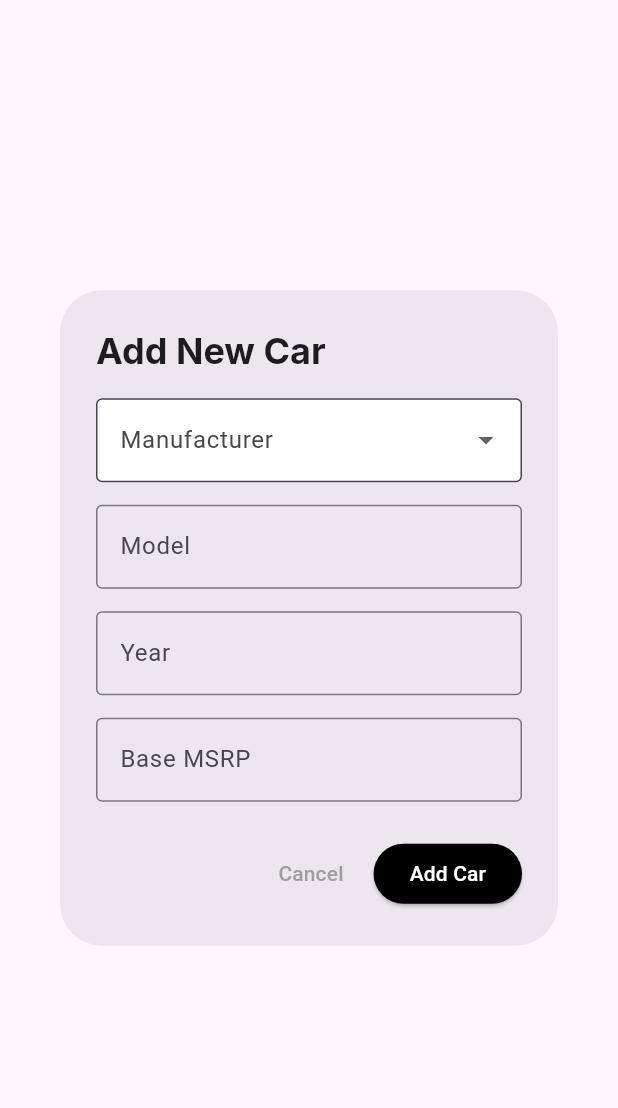
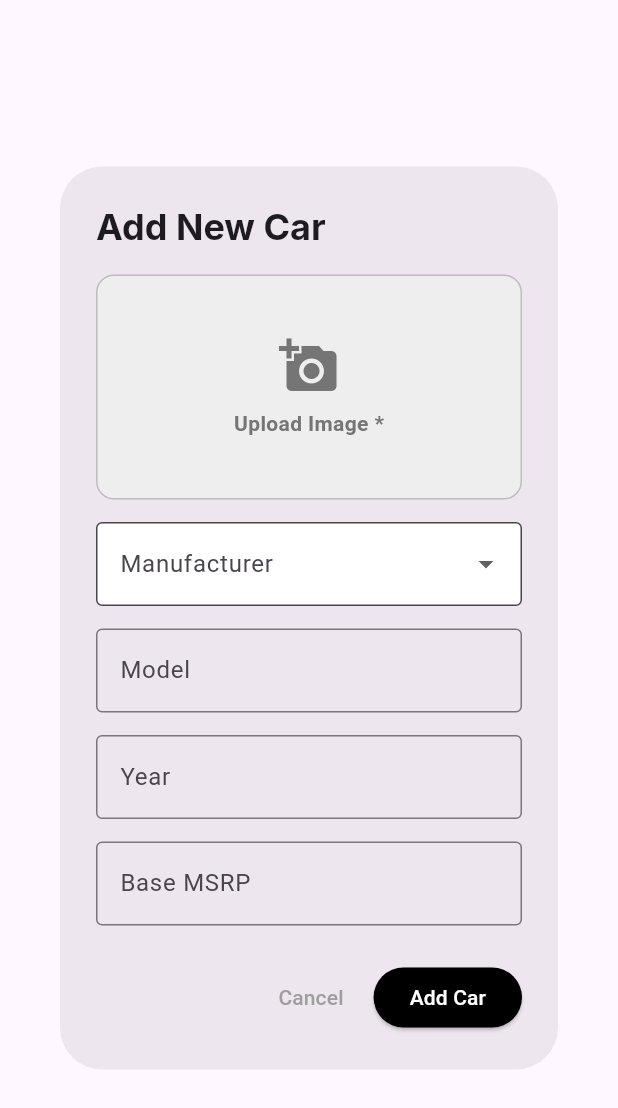
Before and after one commit to dmeyer4569/csi3450-Course-Project, a Flutter app: the AddCarDialog widget shown alone on an empty page, opened directly, on a phone screen of 412 x 824 dp. Shown: the top 1108 px of the screen. Run offline on Flutter 3.47's test engine with Material 3 defaults, Android fonts, the phone set to English and light mode, and no system bars; our stand-ins replace bloc, equatable, flutter_bloc, google_fonts, image_picker, smooth_page_indicator; network calls fail.

Commit message:
did a lot of shizer and completed it

```diff
--- a/csi3450/lib/HomePage/Components/AddCarCardModel.dart
+++ b/csi3450/lib/HomePage/Components/AddCarCardModel.dart
@@ -1,3 +1,4 @@
+import 'package:csi3450/HomePage/Components/AddCarDialogModel.dart';
 import 'package:flutter/material.dart';
 import 'dart:ui';
 import 'package:google_fonts/google_fonts.dart';
@@ -11,7 +12,7 @@ class AddCarCardWidget extends StatelessWidget {
       padding: const EdgeInsets.all(10.0),
       child: GestureDetector(
         onTap: () => {
-          print("Hello")
+          AddCarDialog.show(context)
         },
         child: Container(
           width: 200,
--- a/csi3450/lib/HomePage/Components/AddCarDialogModel.dart
+++ b/csi3450/lib/HomePage/Components/AddCarDialogModel.dart
@@ -1,23 +1,22 @@
+import 'dart:io';
+
 import 'package:flutter/foundation.dart';
 import 'package:flutter/material.dart';
 import 'package:flutter_bloc/flutter_bloc.dart';
 import 'package:google_fonts/google_fonts.dart';
+import 'package:image_picker/image_picker.dart';
 import 'package:csi3450/HomePage/Components/getCarBloC/get_car_card_bloc.dart';
 
 class AddCarDialog extends StatefulWidget {
   const AddCarDialog({super.key});
 
   // --- STATIC HELPER FOR POPUP ---
-  // Call this method from your AddCarCardWidget to show the popup.
-  // Usage: AddCarDialog.show(context);
   static Future<void> show(BuildContext context) async {
-    // We capture the Bloc from the parent context so the Dialog can use it
     final bloc = BlocProvider.of<GetCarCardBloc>(context);
 
     await showDialog(
       context: context,
       builder: (dialogContext) {
-        // We wrap the dialog in BlocProvider.value to ensure it can access the Bloc
         return BlocProvider.value(
           value: bloc,
           child: const AddCarDialog(),
@@ -38,6 +37,11 @@ class _AddCarDialogState extends State<AddCarDialog> {
   late TextEditingController _msrpController;
 
   int? _selectedManufacturerId;
+
+  // Image Upload Variables
+  File? _selectedImage;
+  final ImagePicker _picker = ImagePicker();
+  bool _showImageError = false; // To toggle red error text/border
 
   // Exact map from your reference
   final Map<String, int> _manufacturerMap = {
@@ -61,7 +65,6 @@ class _AddCarDialogState extends State<AddCarDialog> {
   @override
   void initState() {
     super.initState();
-    // Initialize empty controllers for new data
     _modelController = TextEditingController();
     _yearController = TextEditingController();
     _msrpController = TextEditingController();
@@ -73,6 +76,17 @@ class _AddCarDialogState extends State<AddCarDialog> {
     _yearController.dispose();
     _msrpController.dispose();
     super.dispose();
+  }
+
+  Future<void> _pickImage() async {
+    final XFile? pickedFile = await _picker.pickImage(source: ImageSource.gallery);
+
+    if (pickedFile != null) {
+      setState(() {
+        _selectedImage = File(pickedFile.path);
+        _showImageError = false; // Clear error on successful pick
+      });
+    }
   }
 
   @override
@@ -89,8 +103,76 @@ class _AddCarDialogState extends State<AddCarDialog> {
             key: _formKey,
             child: Column(
               mainAxisSize: MainAxisSize.min,
+              crossAxisAlignment: CrossAxisAlignment.stretch,
               children: [
-                // 1. Manufacturer Dropdown (Functional)
+                // 1. Image Upload Section (REQUIRED)
+                GestureDetector(
+                  onTap: _pickImage,
+                  child: Container(
+                    height: 150,
+                    decoration: BoxDecoration(
+                      color: Colors.grey[200],
+                      borderRadius: BorderRadius.circular(12),
+                      border: Border.all(
+                        color: _showImageError ? Colors.red : Colors.grey.shade400,
+                        width: _showImageError ? 2.0 : 1.0,
+                      ),
+                      image: _selectedImage != null
+                          ? DecorationImage(
+                        image: FileImage(_selectedImage!),
+                        fit: BoxFit.cover,
+                      )
+                          : null,
+                    ),
+                    child: _selectedImage == null
+                        ? Column(
+                      mainAxisAlignment: MainAxisAlignment.center,
+                      children: [
+                        Icon(
+                          Icons.add_a_photo,
+                          size: 40,
+                          color: _showImageError ? Colors.red : Colors.grey[600],
+                        ),
+                        const SizedBox(height: 8),
+                        Text(
+                          'Upload Image *',
+                          style: TextStyle(
+                            color: _showImageError ? Colors.red : Colors.grey[600],
+                            fontWeight: FontWeight.w600,
+                          ),
+                        ),
+                      ],
+                    )
+                        : Stack(
+                      children: [
+                        Positioned(
+                          right: 8,
+                          top: 8,
+                          child: Container(
+                            padding: const EdgeInsets.all(4),
+                            decoration: const BoxDecoration(
+                              color: Colors.black54,
+                              shape: BoxShape.circle,
+                            ),
+                            child: const Icon(Icons.edit, color: Colors.white, size: 20),
+                          ),
+                        )
+                      ],
+                    ),
+                  ),
+                ),
+                if (_showImageError)
+                  Padding(
+                    padding: const EdgeInsets.only(top: 8.0, left: 4.0),
+                    child: Text(
+                      'Image is required',
+                      style: TextStyle(color: Colors.red[700], fontSize: 12),
+                    ),
+                  ),
+
+                const SizedBox(height: 15),
+
+                // 2. Manufacturer Dropdown
                 DropdownButtonFormField<int>(
                   value: _selectedManufacturerId,
                   decoration: const InputDecoration(
@@ -119,7 +201,7 @@ class _AddCarDialogState extends State<AddCarDialog> {
                 ),
                 const SizedBox(height: 15),
 
-                // 2. Model Input
+                // 3. Model Input
                 TextFormField(
                   controller: _modelController,
                   decoration: const InputDecoration(
@@ -135,7 +217,7 @@ class _AddCarDialogState extends State<AddCarDialog> {
                 ),
                 const SizedBox(height: 15),
 
-                // 3. Year Input
+                // 4. Year Input
                 TextFormField(
                   controller: _yearController,
                   decoration: const InputDecoration(
@@ -155,7 +237,7 @@ class _AddCarDialogState extends State<AddCarDialog> {
                 ),
                 const SizedBox(height: 15),
 
-                // 4. Base MSRP Input
+                // 5. Base MSRP Input
                 TextFormField(
                   controller: _msrpController,
                   decoration: const InputDecoration(
@@ -182,7 +264,7 @@ class _AddCarDialogState extends State<AddCarDialog> {
       actions: [
         TextButton(
           onPressed: () {
-            Navigator.of(context).pop(); // Close dialog
+            Navigator.of(context).pop();
           },
           child: const Text('Cancel', style: TextStyle(color: Colors.grey)),
         ),
@@ -192,29 +274,38 @@ class _AddCarDialogState extends State<AddCarDialog> {
             foregroundColor: Colors.white,
           ),
           onPressed: () {
+            // 1. Check Image Presence Manually (since it's not a FormField)
+            if (_selectedImage == null) {
+              setState(() {
+                _showImageError = true;
+              });
+              // Stop execution if image is missing, even if form is valid
+              return;
+            }
+
+            // 2. Validate Form Fields
             if (_formKey.currentState!.validate()) {
-              // 1. Extract values
               final String newModel = _modelController.text;
               final int newYear = int.parse(_yearController.text);
               final int newMsrp = int.parse(_msrpController.text);
               final int manufacturerId = _selectedManufacturerId!;
 
-              // 2. Dispatch Event to Bloc
-              // Ensure 'LoadAddCar' exists in your Bloc events
+              // 3. Trigger Bloc Event
               context.read<GetCarCardBloc>().add(
                 LoadAddCar(
                   model: newModel,
                   year: newYear,
                   baseMsrp: newMsrp,
                   manufacturerId: manufacturerId,
+                  imagePath: _selectedImage!.path,
                 ),
               );
 
               if (kDebugMode) {
-                print("Adding New Car: $newModel, $newYear, $newMsrp, ManID: $manufacturerId");
+                print("Adding Car: $newModel, $newYear, $newMsrp, ManID: $manufacturerId, Img: ${_selectedImage!.path}");
               }
 
-              Navigator.of(context).pop(); // Close dialog after saving
+              Navigator.of(context).pop();
             }
           },
           child: const Text('Add Car'),
--- a/csi3450/lib/HomePage/Components/ResponseModels/Returns/GetCarsResponse.dart
+++ b/csi3450/lib/HomePage/Components/ResponseModels/Returns/GetCarsResponse.dart
@@ -12,6 +12,7 @@ class GetCarsResponse {
   Role role;
   String manufacturerName;
   String carImageBase64;
+  String carPath;
 
   GetCarsResponse({
     required this.carId,
@@ -21,6 +22,7 @@ class GetCarsResponse {
     required this.role,
     required this.manufacturerName,
     required this.carImageBase64,
+    required this.carPath
   });
 
   factory GetCarsResponse.fromJson(Map<String, dynamic> json) => GetCarsResponse(
@@ -30,7 +32,8 @@ class GetCarsResponse {
     baseMsrp: json["baseMSRP"] ?? 0,
     role: roleValues.map[json["role"]] ?? Role.LOGO,
     manufacturerName: json["manufacturerName"] ?? "Unknown Manufacturer",
-    carImageBase64: json["car_image_path"] ?? "images/null.png",
+    carImageBase64: json["manufacturer_logo_path"] ?? "images/null.png",
+    carPath: json["car_image_path"] ?? "images/null.png"
   );
 
   Map<String, dynamic> toJson() => {
@@ -40,7 +43,8 @@ class GetCarsResponse {
     "baseMSRP": baseMsrp,
     "role": roleValues.reverse[role],
     "manufacturerName": manufacturerName,
-    "car_image_path": carImageBase64,
+    "manufacturer_logo_path": carImageBase64,
+    "car_image_path": carPath
   };
 }
 
--- a/csi3450/lib/HomePage/Components/ResponseModels/Returns/GetManufacturerCarsResponse.dart
+++ b/csi3450/lib/HomePage/Components/ResponseModels/Returns/GetManufacturerCarsResponse.dart
@@ -17,6 +17,7 @@ class GetManufacturersCarResponse {
   String role;
   DateTime addedAt;
   String carImageBase64;
+  String carImagePath;
 
   GetManufacturersCarResponse({
     required this.carId,
@@ -27,6 +28,7 @@ class GetManufacturersCarResponse {
     required this.role,
     required this.addedAt,
     required this.carImageBase64,
+    required this.carImagePath,
   });
 
   factory GetManufacturersCarResponse.fromJson(Map<String, dynamic> json) => GetManufacturersCarResponse(
@@ -41,6 +43,7 @@ class GetManufacturersCarResponse {
         : (DateTime.tryParse(json["addedAt"]) ?? DateTime.now()),
 
     carImageBase64: json["car_image_base64"] ?? "images/null.png",
+    carImagePath: json["car_image_path"] ?? "images/null.png"
   );
 
   Map<String, dynamic> toJson() => {
--- a/csi3450/lib/HomePage/Components/getCarBloC/get_car_card_event.dart
+++ b/csi3450/lib/HomePage/Components/getCarBloC/get_car_card_event.dart
@@ -66,3 +66,27 @@ class LoadEditCar extends GetCarCardEvent {
     manufacturerId ?? 1,
   ];
 }
+
+class LoadAddCar extends GetCarCardEvent {
+  final String model;
+  final int year;
+  final int baseMsrp;
+  final int manufacturerId;
+  final String imagePath;
+
+  const LoadAddCar({
+    required this.model,
+    required this.year,
+    required this.baseMsrp,
+    required this.manufacturerId,
+    required this.imagePath
+  });
+
+  List<Object> get props => [
+    model ?? "unknown model",
+    year ?? 0,
+    baseMsrp ?? 9999999999,
+    manufacturerId ?? 1,
+    imagePath ?? "images/null.png"
+  ];
+}
--- a/csi3450/pubspec.yaml
+++ b/csi3450/pubspec.yaml
@@ -39,6 +39,7 @@ dependencies:
   bloc: ^9.1.0
   equatable: ^2.0.7
   flutter_bloc: ^9.1.1
+  image_picker: ^1.2.1
 
 dev_dependencies:
   flutter_test:
```
Also changed, not shown: csi3450/lib/HomePage/Components/CarCardModel.dart (+5 -7 lines), csi3450/lib/HomePage/Components/ResponseModels/api.dart (+39 -0 lines), csi3450/lib/HomePage/Components/getCarBloC/get_car_card_bloc.dart (+48 -1 lines), csi3450/pubspec.lock, 5 other files.
